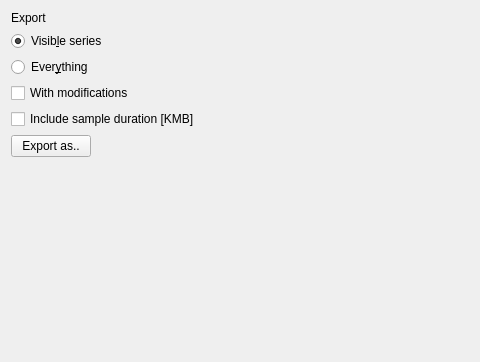
Before: the Qt Designer form Alames/forms/exportwidget.ui in KLZ-0/Alames, drawn with Qt 5; both pictures show x 0 to 480 and y 0 to 362 of the 707 by 362 pixel window.
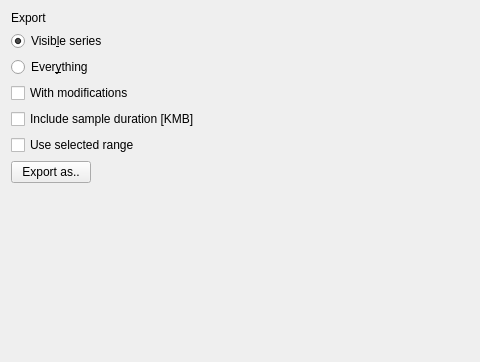
After: the same form once the commit is applied.

Commit message: 1.5-r3 +Added export current range option

```diff
--- a/Alames/forms/exportwidget.ui
+++ b/Alames/forms/exportwidget.ui
@@ -45,14 +45,14 @@
      </property>
     </widget>
    </item>
-   <item row="6" column="0">
+   <item row="7" column="0">
     <widget class="QPushButton" name="exportButton">
      <property name="text">
       <string>Export as..</string>
      </property>
     </widget>
    </item>
-   <item row="7" column="0">
+   <item row="8" column="0">
     <widget class="QLabel" name="filenameLabel">
      <property name="text">
       <string/>
@@ -75,6 +75,13 @@
      </property>
     </widget>
    </item>
+   <item row="6" column="0">
+    <widget class="QCheckBox" name="useRangeCheckBox">
+     <property name="text">
+      <string>Use selected range</string>
+     </property>
+    </widget>
+   </item>
   </layout>
  </widget>
  <resources/>
```
The commit also changes 4 other files.
